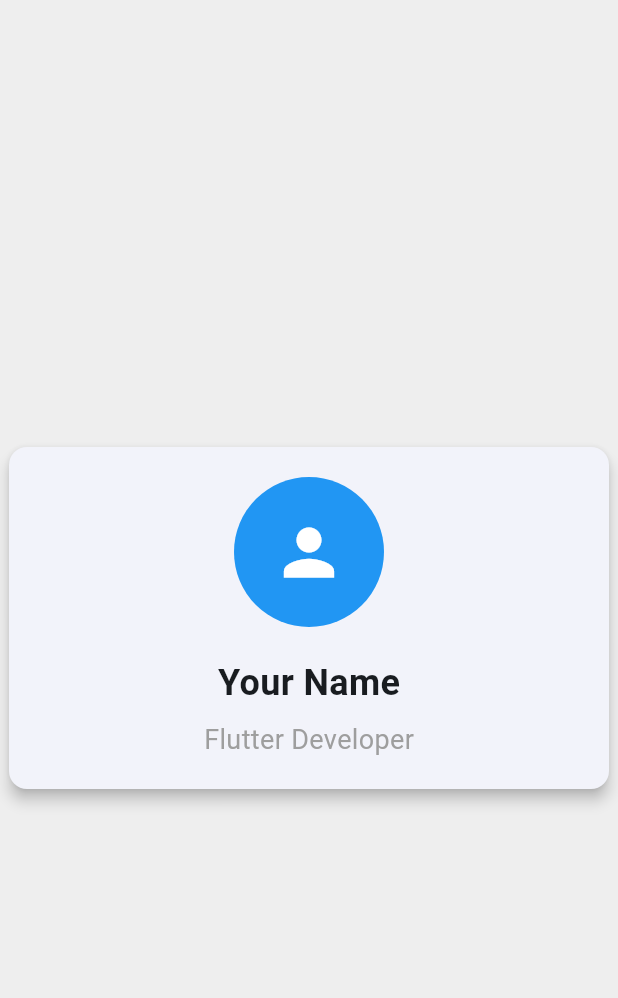
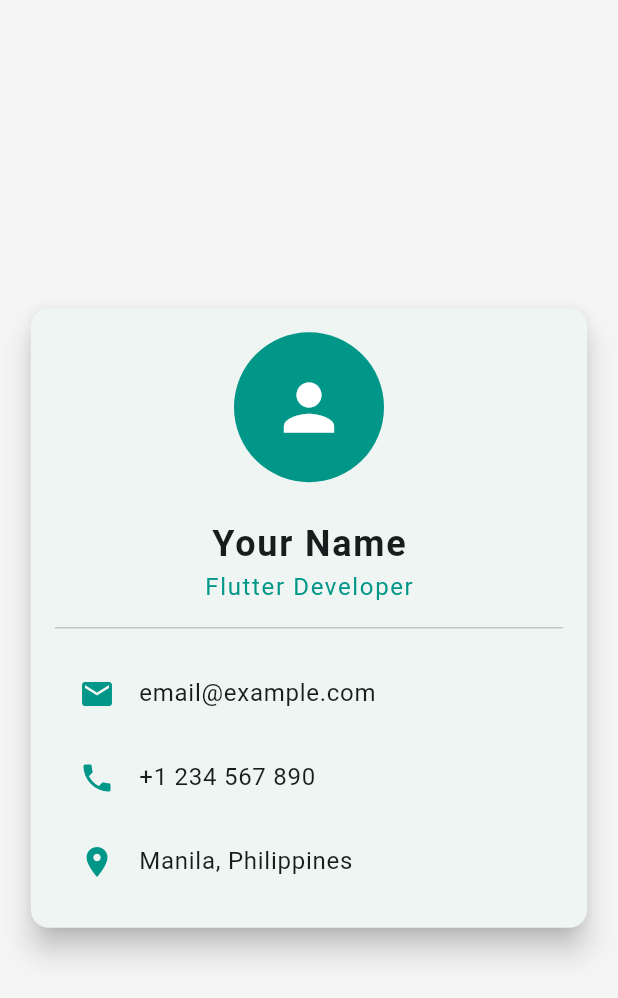
Before and after one commit to vauugnn/business-card, a Flutter app: the screen it shows after launch, on a phone screen of 412 x 824 dp. Shown: the top 998 px of the screen. Run offline on Flutter 3.47's test engine with Material 3 defaults, Android fonts, the phone set to English and light mode, and no system bars.

Commit message:
Make business card responsive - Added responsive width and padding - Adjusted font sizes for different screens - Added scroll view for small screens - Improved layout adaptability

```diff
--- a/lib/main.dart
+++ b/lib/main.dart
@@ -11,9 +11,12 @@ class MyApp extends StatelessWidget {
   Widget build(BuildContext context) {
     return MaterialApp(
       title: 'Business Card',
-      debugShowCheckedModeBanner: false,  // Removes debug banner
+      debugShowCheckedModeBanner: false,
       theme: ThemeData(
-        colorScheme: ColorScheme.fromSeed(seedColor: Colors.blue),
+        colorScheme: ColorScheme.fromSeed(
+          seedColor: Colors.teal,  // Changed color scheme
+          brightness: Brightness.light,
+        ),
         useMaterial3: true,
       ),
       home: const BusinessCard(),
@@ -26,43 +29,78 @@ class BusinessCard extends StatelessWidget {
 
   @override
   Widget build(BuildContext context) {
+    // Get screen width
+    final screenWidth = MediaQuery.of(context).size.width;
+
     return Scaffold(
-      backgroundColor: Colors.grey[200],  // Light grey background
+      backgroundColor: Colors.grey[100],
       body: Center(
+        child: SingleChildScrollView(  // Added to prevent overflow on small screens
+          padding: const EdgeInsets.all(16),
           child: Card(
-          elevation: 4,  // Adds shadow
+            elevation: 8,
             child: Container(
-            width: 400,
-            padding: const EdgeInsets.all(20),
+              // Responsive width
+              width: screenWidth > 600 ? 600 : screenWidth * 0.9,
+              // Responsive padding
+              padding: EdgeInsets.all(screenWidth > 600 ? 24 : 16),
               child: Column(
                 mainAxisSize: MainAxisSize.min,
-              children: const [
+                children: [
                   CircleAvatar(
-                  radius: 50,
-                  backgroundColor: Colors.blue,
+                    // Responsive avatar size
+                    radius: screenWidth > 600 ? 60 : 50,
+                    backgroundColor: Colors.teal,
                     child: Icon(
                       Icons.person,
-                    size: 50,
+                      // Responsive icon size
+                      size: screenWidth > 600 ? 60 : 50,
                       color: Colors.white,
                     ),
                   ),
-                SizedBox(height: 20),
+                  const SizedBox(height: 24),
                   Text(
                     'Your Name',
                     style: TextStyle(
-                    fontSize: 24,
+                      // Responsive font size
+                      fontSize: screenWidth > 600 ? 28 : 24,
                       fontWeight: FontWeight.bold,
+                      letterSpacing: 1.2,
                     ),
                   ),
-                SizedBox(height: 8),
                   Text(
                     'Flutter Developer',
                     style: TextStyle(
-                    fontSize: 18,
-                    color: Colors.grey,
+                      // Responsive font size
+                      fontSize: screenWidth > 600 ? 20 : 16,
+                      color: Colors.teal,
+                      letterSpacing: 1.1,
                     ),
                   ),
+                  const Divider(
+                    height: 32,
+                    thickness: 1,
+                  ),
+                  ListTile(
+                    leading: const Icon(Icons.email, color: Colors.teal),
+                    title: const Text('email@example.com'),
+                    onTap: () {
+                      // Add email functionality later
+                    },
+                  ),
+                  ListTile(
+                    leading: const Icon(Icons.phone, color: Colors.teal),
+                    title: const Text('+1 234 567 890'),
+                    onTap: () {
+                      // Add phone functionality later
+                    },
+                  ),
+                  ListTile(
+                    leading: const Icon(Icons.location_on, color: Colors.teal),
+                    title: const Text('Manila, Philippines'),
+                  ),
                 ],
+              ),
             ),
           ),
         ),
```
Lines whose indentation alone changed are shown as unchanged.
